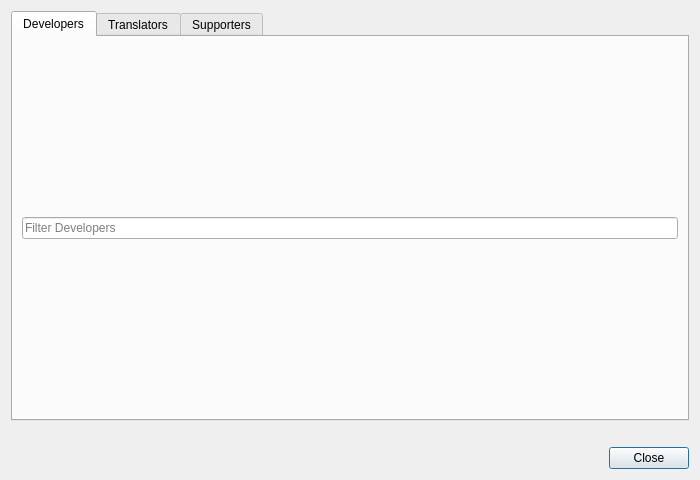
This is src/windows/ui/credits.ui in OpenShot/openshot-qt as Qt 5 draws it before an edit. The edited form follows.
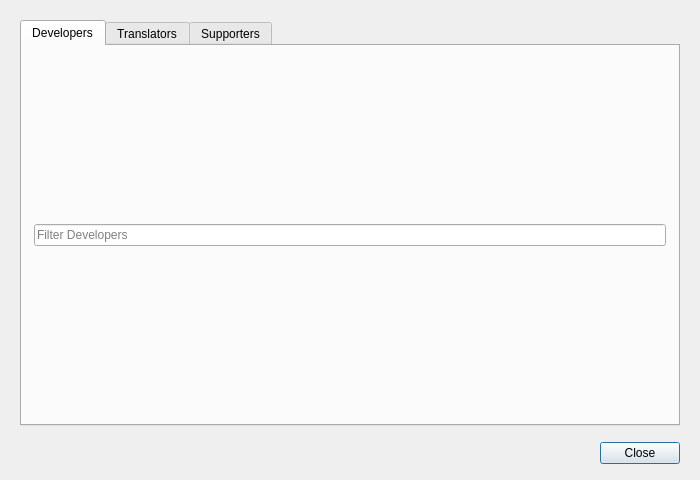
This is the edited form. Icons and pictures are not drawn.

Commit message: Improve License, Credits, and Changelog dialog layouts

```diff
--- a/src/windows/ui/credits.ui
+++ b/src/windows/ui/credits.ui
@@ -52,6 +52,18 @@
          </item>
         </layout>
        </item>
+       <property name="leftMargin">
+        <number>12</number>
+       </property>
+       <property name="topMargin">
+        <number>12</number>
+       </property>
+       <property name="rightMargin">
+        <number>12</number>
+       </property>
+       <property name="bottomMargin">
+        <number>12</number>
+       </property>
       </layout>
      </widget>
      <widget class="QWidget" name="tabTranslators">
@@ -100,6 +112,8 @@
      </widget>
     </widget>
    </item>
+   <item>
+    <layout class="QHBoxLayout" name="horizontalLayout">
    <item>
     <widget class="QLabel" name="lblBecomeSupporter">
      <property name="text">
@@ -114,8 +128,6 @@
     </widget>
    </item>
    <item>
-    <layout class="QHBoxLayout" name="horizontalLayout">
-     <item>
       <spacer name="horizontalSpacer">
        <property name="orientation">
         <enum>Qt::Horizontal</enum>
@@ -135,8 +147,26 @@
        </property>
       </widget>
      </item>
+     <property name="spacing">
+      <number>12</number>
+     </property>
     </layout>
    </item>
+   <property name="leftMargin">
+    <number>20</number>
+   </property>
+   <property name="topMargin">
+    <number>20</number>
+   </property>
+   <property name="rightMargin">
+    <number>20</number>
+   </property>
+   <property name="bottomMargin">
+    <number>16</number>
+   </property>
+   <property name="spacing">
+    <number>16</number>
+   </property>
   </layout>
  </widget>
  <resources/>
```
Left out of the diff: 30 changed lines with no effect on the pictures. Lines whose indentation alone changed are shown as unchanged. The commit also changes 7 other files.
